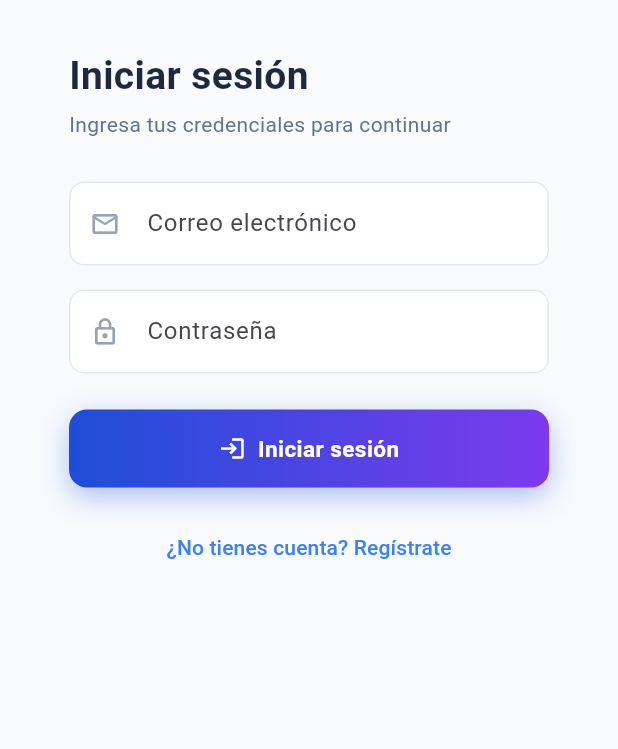
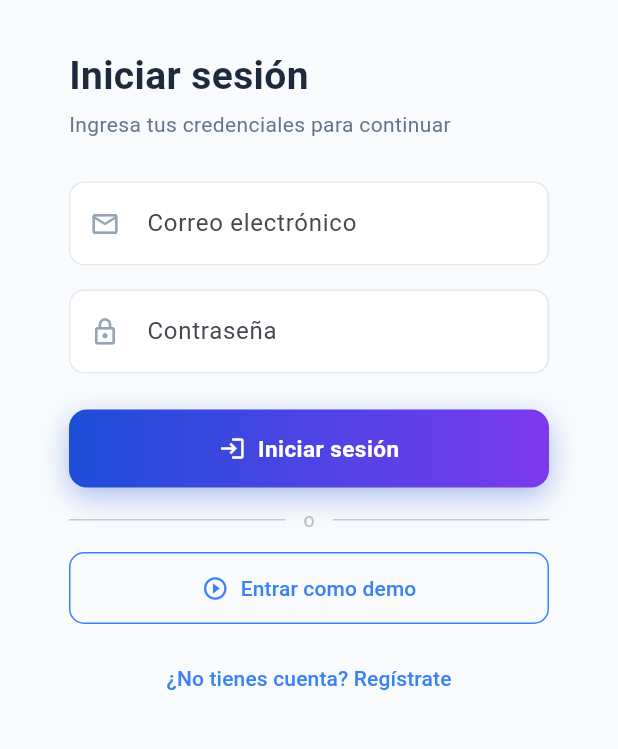
Before and after one commit to Yuli-2005/AeroCore, a Flutter app: the screen it shows after launch, on a phone screen of 412 x 824 dp, the part 456-1205 px from its top. Run offline on Flutter 3.47's test engine with Material 3 defaults, Android fonts, the phone set to English and light mode, and no system bars; our stand-ins replace dio, flutter_riverpod, flutter_secure_storage, go_router, pdf, printing and 1 more.

Commit message:
feat: add demo login button to Flutter and Vue + fix navbar threshold
- Add 'Entrar como demo' button (demo@aerocore.com / Demo@2026) on Flutter login
- Add 'Entrar como demo' button on Vue login
- Raise navbar responsive threshold 800→1100 so phone landscape also shows hamburger

Co-Authored-By: Claude Sonnet 4.6 <noreply@anthropic.com>

```diff
--- a/front_flutter/lib/features/auth/screens/login_screen.dart
+++ b/front_flutter/lib/features/auth/screens/login_screen.dart
@@ -17,6 +17,12 @@ class _LoginScreenState extends ConsumerState<LoginScreen> {
   final _passCtrl  = TextEditingController();
   bool _loading = false;
   String? _error;
+
+  Future<void> _demoLogin() async {
+    _emailCtrl.text = 'demo@aerocore.com';
+    _passCtrl.text  = 'Demo@2026';
+    await _login();
+  }
 
   Future<void> _login() async {
     setState(() { _loading = true; _error = null; });
@@ -214,7 +220,28 @@ class _LoginScreenState extends ConsumerState<LoginScreen> {
           const SizedBox(height: 24),
           GradientButton(text: 'Iniciar sesión', onPressed: _login, loading: _loading,
             icon: Icons.login),
-          const SizedBox(height: 16),
+          const SizedBox(height: 12),
+          Row(children: [
+            const Expanded(child: Divider()),
+            Padding(
+              padding: const EdgeInsets.symmetric(horizontal: 12),
+              child: Text('o', style: TextStyle(color: Colors.grey.shade400, fontSize: 13)),
+            ),
+            const Expanded(child: Divider()),
+          ]),
+          const SizedBox(height: 12),
+          OutlinedButton.icon(
+            onPressed: _loading ? null : _demoLogin,
+            icon: const Icon(Icons.play_circle_outline, size: 18),
+            label: const Text('Entrar como demo'),
+            style: OutlinedButton.styleFrom(
+              foregroundColor: AppColors.primary,
+              side: const BorderSide(color: AppColors.primary),
+              padding: const EdgeInsets.symmetric(vertical: 14),
+              shape: RoundedRectangleBorder(borderRadius: BorderRadius.circular(10)),
+            ),
+          ),
+          const SizedBox(height: 12),
           TextButton(
             onPressed: () => context.go('/register'),
             child: const Text('¿No tienes cuenta? Regístrate',
--- a/front_flutter/lib/shared/widgets/app_navbar.dart
+++ b/front_flutter/lib/shared/widgets/app_navbar.dart
@@ -14,7 +14,7 @@ class AppNavbar extends StatelessWidget implements PreferredSizeWidget {
 
   @override
   Widget build(BuildContext context) {
-    final isWide = kIsWeb && MediaQuery.of(context).size.width >= 800;
+    final isWide = kIsWeb && MediaQuery.of(context).size.width >= 1100;
     return Container(
       height: 64,
       decoration: BoxDecoration(
```
Also changed, not shown: 5 other files.
